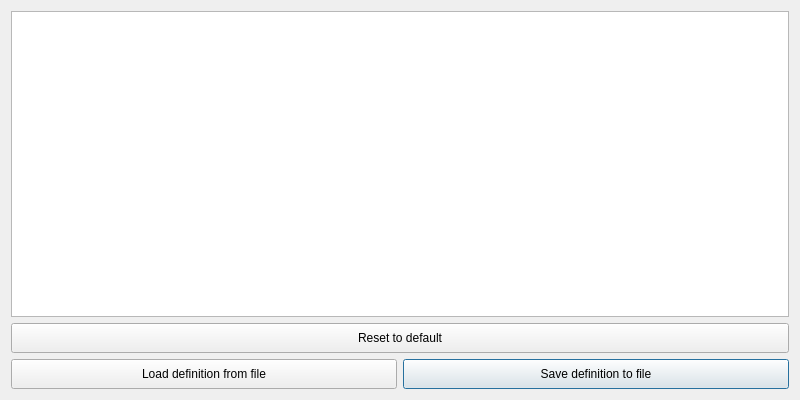
This is LDMP/gui/DlgCalculateLCSetAggregation.ui in ConservationInternational/trends.earth as Qt 5 draws it before an edit. The edited form follows.
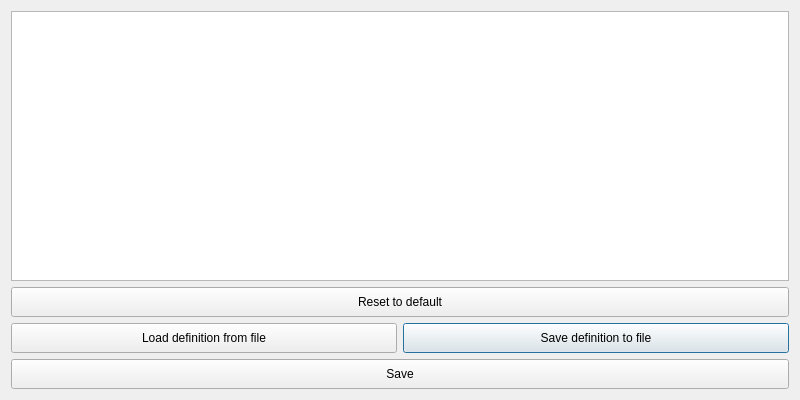
This is the edited form.

Commit message: Add a close button.

```diff
--- a/LDMP/gui/DlgCalculateLCSetAggregation.ui
+++ b/LDMP/gui/DlgCalculateLCSetAggregation.ui
@@ -29,7 +29,7 @@
    <string>Setup aggregation of land cover data</string>
   </property>
   <layout class="QGridLayout" name="gridLayout">
-   <item row="2" column="1">
+   <item row="3" column="1">
     <widget class="QPushButton" name="btn_save">
      <property name="minimumSize">
       <size>
@@ -42,7 +42,7 @@
      </property>
     </widget>
    </item>
-   <item row="2" column="0">
+   <item row="3" column="0">
     <widget class="QPushButton" name="btn_load">
      <property name="minimumSize">
       <size>
@@ -93,6 +93,19 @@
      </property>
     </widget>
    </item>
+   <item row="4" column="0" colspan="2">
+    <widget class="QPushButton" name="btn_close">
+     <property name="minimumSize">
+      <size>
+       <width>0</width>
+       <height>30</height>
+      </size>
+     </property>
+     <property name="text">
+      <string>Save</string>
+     </property>
+    </widget>
+   </item>
   </layout>
  </widget>
  <resources/>
```
The commit also changes 1 other file.
